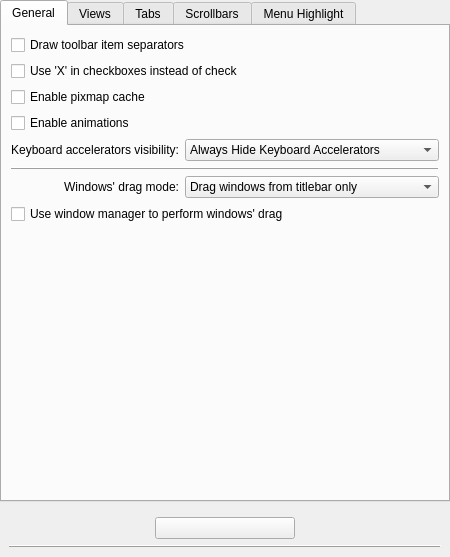
Above: kstyles/oxygen/config/ui/oxygenstyleconfig.ui from mgottschlag/kwin-tiling before the change. Below: the same form after it.
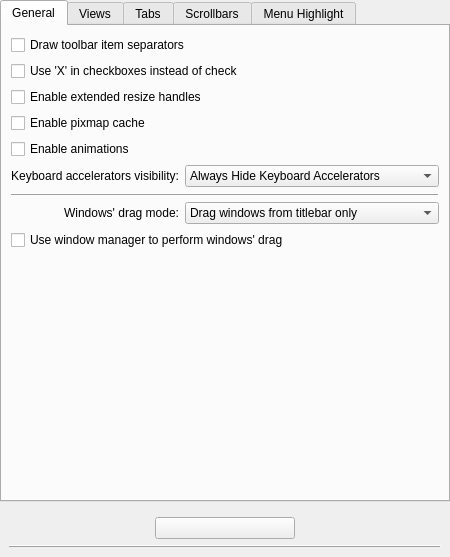
That is the form after the change. Custom widgets are drawn as their Qt base class.

Commit message: added option to disable splitterproxy.

Diff of the .ui file:
```diff
--- a/kstyles/oxygen/config/ui/oxygenstyleconfig.ui
+++ b/kstyles/oxygen/config/ui/oxygenstyleconfig.ui
@@ -59,6 +59,13 @@
          </property>
         </widget>
        </item>
+       <item>
+        <widget class="QCheckBox" name="_splitterProxyEnabled">
+         <property name="text">
+          <string>Enable extended resize handles</string>
+         </property>
+        </widget>
+       </item>
        <item>
         <widget class="QCheckBox" name="_cacheEnabled">
          <property name="text">
```
The commit also changes 1 other file.
